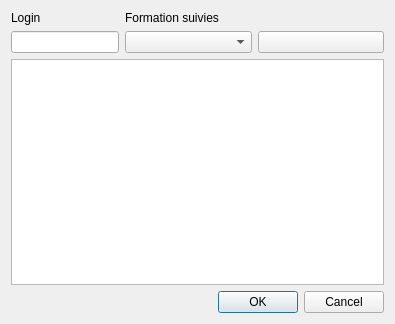
Qt form qt/ui/adddossierdialog.ui (alecalve/UTProfiler) before a commit.
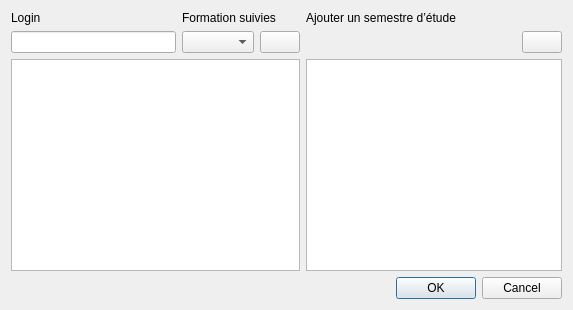
The same form after that commit. Icons and pictures are not drawn.

Commit message: Modification affichage ajout de dossier

What changed in the file:
```diff
--- a/qt/ui/adddossierdialog.ui
+++ b/qt/ui/adddossierdialog.ui
@@ -6,14 +6,37 @@
    <rect>
     <x>0</x>
     <y>0</y>
-    <width>395</width>
-    <height>324</height>
+    <width>573</width>
+    <height>310</height>
    </rect>
   </property>
   <property name="windowTitle">
    <string>Dialog</string>
   </property>
-  <layout class="QFormLayout" name="formLayout">
+  <layout class="QVBoxLayout" name="verticalLayout">
+   <item>
+    <layout class="QGridLayout" name="gridLayout">
+     <item row="1" column="1">
+      <layout class="QHBoxLayout" name="horizontalLayout">
+       <item>
+        <widget class="QComboBox" name="formationBox"/>
+       </item>
+       <item>
+        <widget class="QPushButton" name="addFormation">
+         <property name="text">
+          <string/>
+         </property>
+         <property name="icon">
+          <iconset resource="../icons.qrc">
+           <normaloff>:/new/icons/add.png</normaloff>:/new/icons/add.png</iconset>
+         </property>
+        </widget>
+       </item>
+      </layout>
+     </item>
+     <item row="1" column="0">
+      <widget class="QLineEdit" name="loginEdit"/>
+     </item>
    <item row="0" column="0">
     <widget class="QLabel" name="label">
      <property name="text">
@@ -28,31 +51,50 @@
      </property>
     </widget>
    </item>
-   <item row="1" column="0">
-    <widget class="QLineEdit" name="loginEdit"/>
-   </item>
-   <item row="1" column="1">
-    <layout class="QHBoxLayout" name="horizontalLayout">
-     <item>
-      <widget class="QComboBox" name="formationBox"/>
-     </item>
-     <item>
-      <widget class="QPushButton" name="addFormation">
+     <item row="0" column="2">
+      <widget class="QLabel" name="label_3">
        <property name="text">
-        <string/>
-       </property>
-       <property name="icon">
-        <iconset resource="../icons.qrc">
-         <normaloff>:/new/icons/add.png</normaloff>:/new/icons/add.png</iconset>
+        <string>Ajouter un semestre d’étude</string>
        </property>
       </widget>
-     </item>
-    </layout>
    </item>
    <item row="2" column="0" colspan="2">
     <widget class="QTableWidget" name="tableWidget"/>
    </item>
-   <item row="3" column="1">
+     <item row="2" column="2">
+      <widget class="QTableWidget" name="tableSemestre"/>
+     </item>
+     <item row="1" column="2">
+      <layout class="QHBoxLayout" name="horizontalLayout_2">
+       <item>
+        <spacer name="horizontalSpacer">
+         <property name="orientation">
+          <enum>Qt::Horizontal</enum>
+         </property>
+         <property name="sizeHint" stdset="0">
+          <size>
+           <width>40</width>
+           <height>20</height>
+          </size>
+         </property>
+        </spacer>
+       </item>
+       <item>
+        <widget class="QPushButton" name="addSemestre">
+         <property name="text">
+          <string/>
+         </property>
+         <property name="icon">
+          <iconset resource="../icons.qrc">
+           <normaloff>:/new/icons/add.png</normaloff>:/new/icons/add.png</iconset>
+         </property>
+        </widget>
+       </item>
+      </layout>
+     </item>
+    </layout>
+   </item>
+   <item>
     <widget class="QDialogButtonBox" name="buttonBox">
      <property name="orientation">
       <enum>Qt::Horizontal</enum>
```
Left out of the diff: 17 changed lines with no effect on the pictures. Lines whose indentation alone changed are shown as unchanged.
